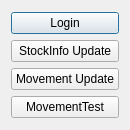
The window that QtApiTest/testdialog.ui (QtLab/Xing) describes before a commit, drawn with Qt 5.
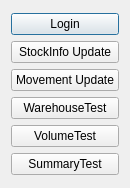
The same window after the commit.

Diff of the .ui file:
```diff
--- a/QtApiTest/testdialog.ui
+++ b/QtApiTest/testdialog.ui
@@ -7,7 +7,7 @@
     <x>0</x>
     <y>0</y>
     <width>130</width>
-    <height>130</height>
+    <height>188</height>
    </rect>
   </property>
   <property name="windowTitle">
@@ -40,7 +40,21 @@
      <item>
       <widget class="QPushButton" name="movementBtn">
        <property name="text">
-        <string>MovementTest</string>
+        <string>WarehouseTest</string>
+       </property>
+      </widget>
+     </item>
+     <item>
+      <widget class="QPushButton" name="volumeStatisticTestBtn">
+       <property name="text">
+        <string>VolumeTest</string>
+       </property>
+      </widget>
+     </item>
+     <item>
+      <widget class="QPushButton" name="summaryTestButton">
+       <property name="text">
+        <string>SummaryTest</string>
        </property>
       </widget>
      </item>
```
Left out of the diff: 2 changed lines with no effect on the pictures.
